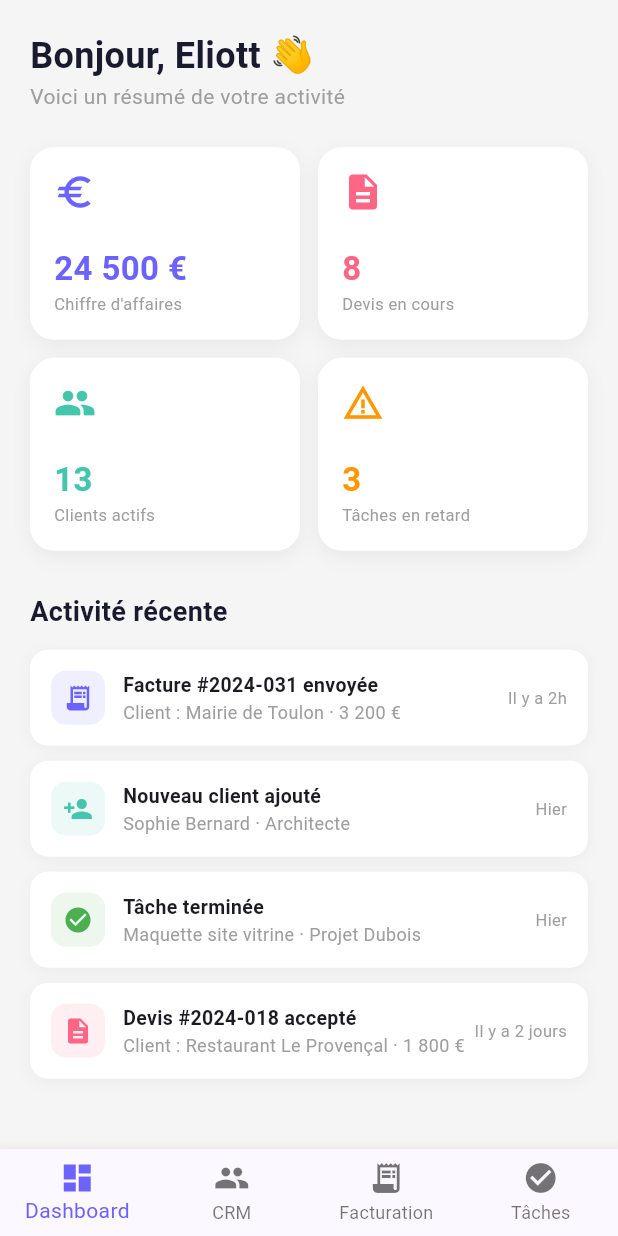
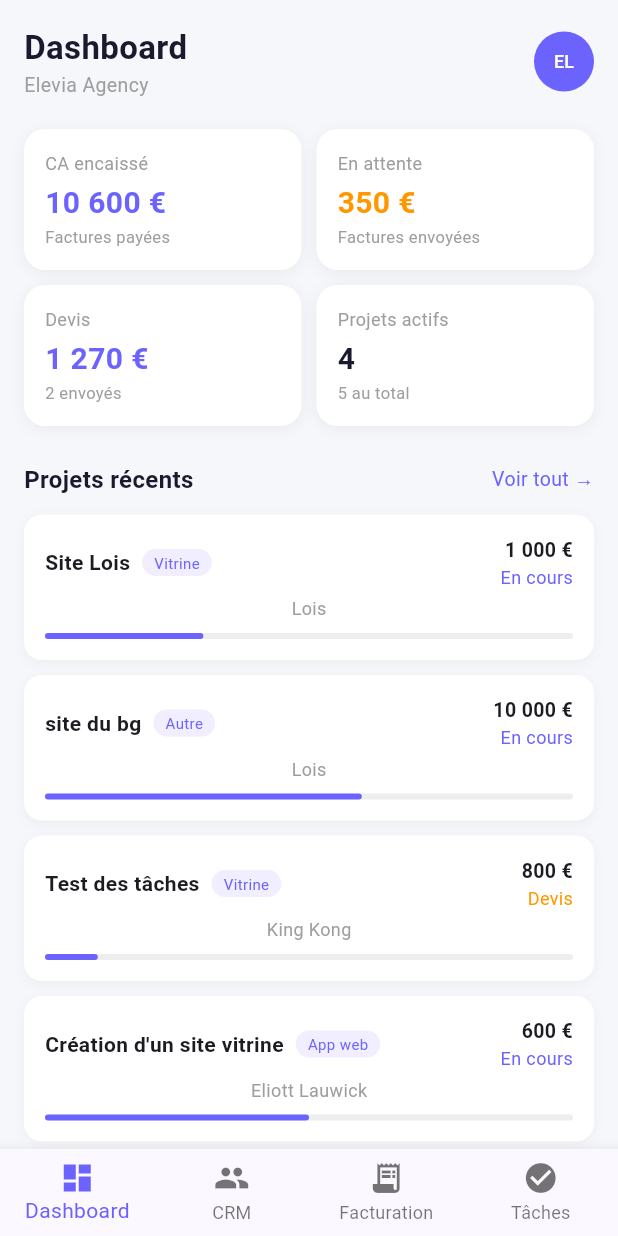
Before and after one commit to eliottlwk/App-Admin-Elevia-Mobile, a Flutter app: the screen it shows after launch, on a phone screen of 412 x 824 dp. Run offline on Flutter 3.47's test engine with Material 3 defaults, Android fonts, the phone set to English and light mode, and no system bars.

Commit message:
feat: dashboard calqué sur l'app web Elevia - KPI, projets récents, facturation

```diff
--- a/lib/screens/dashboard/dashboard_screen.dart
+++ b/lib/screens/dashboard/dashboard_screen.dart
@@ -6,103 +6,184 @@ class DashboardScreen extends StatelessWidget {
   @override
   Widget build(BuildContext context) {
     return Scaffold(
-      backgroundColor: const Color(0xFFF5F5F5),
+      backgroundColor: const Color(0xFFF5F7FA),
       body: SafeArea(
         child: SingleChildScrollView(
-          padding: const EdgeInsets.all(20),
+          padding: const EdgeInsets.all(16),
           child: Column(
             crossAxisAlignment: CrossAxisAlignment.start,
             children: [
               // Header
-              const Text(
-                'Bonjour, Eliott 👋',
+              Row(
+                mainAxisAlignment: MainAxisAlignment.spaceBetween,
+                children: [
+                  Column(
+                    crossAxisAlignment: CrossAxisAlignment.start,
+                    children: const [
+                      Text(
+                        'Dashboard',
                         style: TextStyle(
-                  fontSize: 24,
+                          fontSize: 22,
                           fontWeight: FontWeight.bold,
                           color: Color(0xFF1A1A2E),
                         ),
                       ),
-              const Text(
-                'Voici un résumé de votre activité',
-                style: TextStyle(color: Colors.grey),
+                      Text(
+                        'Elevia Agency',
+                        style: TextStyle(color: Colors.grey, fontSize: 13),
+                      ),
+                    ],
+                  ),
+                  const CircleAvatar(
+                    backgroundColor: Color(0xFF6C63FF),
+                    child: Text('EL', style: TextStyle(color: Colors.white, fontSize: 12)),
+                  ),
+                ],
+              ),
+              const SizedBox(height: 20),
+
+              // KPI Cards
+              Row(
+                children: const [
+                  Expanded(
+                    child: _KpiCard(
+                      title: 'CA encaissé',
+                      value: '10 600 €',
+                      subtitle: 'Factures payées',
+                      color: Color(0xFF6C63FF),
+                    ),
+                  ),
+                  SizedBox(width: 10),
+                  Expanded(
+                    child: _KpiCard(
+                      title: 'En attente',
+                      value: '350 €',
+                      subtitle: 'Factures envoyées',
+                      color: Color(0xFFFF9800),
+                    ),
+                  ),
+                ],
+              ),
+              const SizedBox(height: 10),
+              Row(
+                children: const [
+                  Expanded(
+                    child: _KpiCard(
+                      title: 'Devis',
+                      value: '1 270 €',
+                      subtitle: '2 envoyés',
+                      color: Color(0xFF6C63FF),
+                    ),
+                  ),
+                  SizedBox(width: 10),
+                  Expanded(
+                    child: _KpiCard(
+                      title: 'Projets actifs',
+                      value: '4',
+                      subtitle: '5 au total',
+                      color: Color(0xFF1A1A2E),
+                    ),
+                  ),
+                ],
               ),
               const SizedBox(height: 24),
 
-              // Cartes KPI
-              GridView.count(
-                crossAxisCount: 2,
-                shrinkWrap: true,
-                physics: const NeverScrollableScrollPhysics(),
-                crossAxisSpacing: 12,
-                mainAxisSpacing: 12,
-                childAspectRatio: 1.4,
+              // Projets récents
+              Row(
+                mainAxisAlignment: MainAxisAlignment.spaceBetween,
                 children: const [
-                  _KpiCard(
-                    title: 'Chiffre d\'affaires',
-                    value: '24 500 €',
-                    icon: Icons.euro,
-                    color: Color(0xFF6C63FF),
-                  ),
-                  _KpiCard(
-                    title: 'Devis en cours',
-                    value: '8',
-                    icon: Icons.description,
-                    color: Color(0xFFFF6584),
-                  ),
-                  _KpiCard(
-                    title: 'Clients actifs',
-                    value: '13',
-                    icon: Icons.people,
-                    color: Color(0xFF43C6AC),
-                  ),
-                  _KpiCard(
-                    title: 'Tâches en retard',
-                    value: '3',
-                    icon: Icons.warning_amber,
-                    color: Color(0xFFFF9800),
-                  ),
-                ],
-              ),
-
-              const SizedBox(height: 28),
-
-              // Activité récente
-              const Text(
-                'Activité récente',
+                  Text(
+                    'Projets récents',
                     style: TextStyle(
-                  fontSize: 18,
+                      fontSize: 16,
                       fontWeight: FontWeight.bold,
                       color: Color(0xFF1A1A2E),
                     ),
                   ),
+                  Text(
+                    'Voir tout →',
+                    style: TextStyle(color: Color(0xFF6C63FF), fontSize: 13),
+                  ),
+                ],
+              ),
               const SizedBox(height: 12),
-              const _ActivityItem(
-                icon: Icons.receipt_long,
-                color: Color(0xFF6C63FF),
-                title: 'Facture #2024-031 envoyée',
-                subtitle: 'Client : Mairie de Toulon · 3 200 €',
-                time: 'Il y a 2h',
+              const _ProjetItem(
+                nom: 'Site Lois',
+                client: 'Lois',
+                tag: 'Vitrine',
+                montant: '1 000 €',
+                statut: 'En cours',
+                statutColor: Color(0xFF6C63FF),
+                progress: 0.3,
               ),
-              const _ActivityItem(
-                icon: Icons.person_add,
-                color: Color(0xFF43C6AC),
-                title: 'Nouveau client ajouté',
-                subtitle: 'Sophie Bernard · Architecte',
-                time: 'Hier',
+              const _ProjetItem(
+                nom: 'site du bg',
+                client: 'Lois',
+                tag: 'Autre',
+                montant: '10 000 €',
+                statut: 'En cours',
+                statutColor: Color(0xFF6C63FF),
+                progress: 0.6,
               ),
-              const _ActivityItem(
-                icon: Icons.check_circle,
-                color: Color(0xFF4CAF50),
-                title: 'Tâche terminée',
-                subtitle: 'Maquette site vitrine · Projet Dubois',
-                time: 'Hier',
+              const _ProjetItem(
+                nom: 'Test des tâches',
+                client: 'King Kong',
+                tag: 'Vitrine',
+                montant: '800 €',
+                statut: 'Devis',
+                statutColor: Color(0xFFFF9800),
+                progress: 0.1,
               ),
-              const _ActivityItem(
-                icon: Icons.description,
-                color: Color(0xFFFF6584),
-                title: 'Devis #2024-018 accepté',
-                subtitle: 'Client : Restaurant Le Provençal · 1 800 €',
-                time: 'Il y a 2 jours',
+              const _ProjetItem(
+                nom: 'Création d\'un site vitrine',
+                client: 'Eliott Lauwick',
+                tag: 'App web',
+                montant: '600 €',
+                statut: 'En cours',
+                statutColor: Color(0xFF6C63FF),
+                progress: 0.5,
+              ),
+              const SizedBox(height: 24),
+
+              // Facturation récente
+              Row(
+                mainAxisAlignment: MainAxisAlignment.spaceBetween,
+                children: const [
+                  Text(
+                    'Facturation récente',
+                    style: TextStyle(
+                      fontSize: 16,
+                      fontWeight: FontWeight.bold,
+                      color: Color(0xFF1A1A2E),
+                    ),
+                  ),
+                  Text(
+                    'Voir →',
+                    style: TextStyle(color: Color(0xFF6C63FF), fontSize: 13),
+                  ),
+                ],
+              ),
+              const SizedBox(height: 12),
+              const _FactureItem(
+                client: 'Lois',
+                ref: 'FAC-202605-003',
+                montant: '10 000 €',
+                statut: 'Payé',
+                statutColor: Color(0xFF4CAF50),
+              ),
+              const _FactureItem(
+                client: 'Lois',
+                ref: 'DEV-202605-005',
+                montant: '10 000 €',
+                statut: 'Accepté',
+                statutColor: Color(0xFF6C63FF),
+              ),
+              const _FactureItem(
+                client: 'Test',
+                ref: 'FAC-202605-002',
+                montant: '350 €',
+                statut: 'Envoyé',
+                statutColor: Color(0xFFFF9800),
               ),
             ],
           ),
@@ -115,75 +196,65 @@ class DashboardScreen extends StatelessWidget {
 class _KpiCard extends StatelessWidget {
   final String title;
   final String value;
-  final IconData icon;
+  final String subtitle;
   final Color color;
 
   const _KpiCard({
     required this.title,
     required this.value,
-    required this.icon,
+    required this.subtitle,
     required this.color,
   });
 
   @override
   Widget build(BuildContext context) {
     return Container(
-      padding: const EdgeInsets.all(16),
+      padding: const EdgeInsets.all(14),
       decoration: BoxDecoration(
         color: Colors.white,
-        borderRadius: BorderRadius.circular(16),
+        borderRadius: BorderRadius.circular(14),
         boxShadow: [
           BoxShadow(
             color: Colors.black.withOpacity(0.05),
-            blurRadius: 10,
-            offset: const Offset(0, 4),
+            blurRadius: 8,
+            offset: const Offset(0, 2),
           ),
         ],
       ),
       child: Column(
         crossAxisAlignment: CrossAxisAlignment.start,
-        mainAxisAlignment: MainAxisAlignment.spaceBetween,
         children: [
-          Icon(icon, color: color, size: 28),
-          Column(
-            crossAxisAlignment: CrossAxisAlignment.start,
-            children: [
-              Text(
-                value,
+          Text(title,
+              style: const TextStyle(color: Colors.grey, fontSize: 12)),
+          const SizedBox(height: 4),
+          Text(value,
               style: TextStyle(
-                  fontSize: 22,
-                  fontWeight: FontWeight.bold,
-                  color: color,
-                ),
-              ),
-              Text(
-                title,
-                style: const TextStyle(
-                  fontSize: 11,
-                  color: Colors.grey,
-                ),
-              ),
-            ],
-          ),
+                  fontSize: 20, fontWeight: FontWeight.bold, color: color)),
+          Text(subtitle,
+              style: const TextStyle(color: Colors.grey, fontSize: 11)),
         ],
       ),
     );
   }
 }
 
-class _ActivityItem extends StatelessWidget {
-  final IconData icon;
-  final Color color;
-  final String title;
-  final String subtitle;
-  final String time;
+class _ProjetItem extends StatelessWidget {
+  final String nom;
+  final String client;
+  final String tag;
+  final String montant;
+  final String statut;
+  final Color statutColor;
+  final double progress;
 
-  const _ActivityItem({
-    required this.icon,
-    required this.color,
-    required this.title,
-    required this.subtitle,
-    required this.time,
+  const _ProjetItem({
+    required this.nom,
+    required this.client,
+    required this.tag,
+    required this.montant,
+    required this.statut,
+    required this.statutColor,
+    required this.progress,
   });
 
   @override
@@ -197,52 +268,120 @@ class _ActivityItem extends StatelessWidget {
         boxShadow: [
           BoxShadow(
             color: Colors.black.withOpacity(0.04),
-            blurRadius: 8,
+            blurRadius: 6,
             offset: const Offset(0, 2),
           ),
         ],
       ),
-      child: Row(
+      child: Column(
         children: [
+          Row(
+            mainAxisAlignment: MainAxisAlignment.spaceBetween,
+            children: [
+              Row(
+                children: [
+                  Text(nom,
+                      style: const TextStyle(
+                          fontWeight: FontWeight.w600, fontSize: 14)),
+                  const SizedBox(width: 8),
                   Container(
-            padding: const EdgeInsets.all(8),
+                    padding:
+                        const EdgeInsets.symmetric(horizontal: 8, vertical: 2),
                     decoration: BoxDecoration(
-              color: color.withOpacity(0.1),
-              borderRadius: BorderRadius.circular(10),
+                      color: const Color(0xFFF0EEFF),
+                      borderRadius: BorderRadius.circular(20),
                     ),
-            child: Icon(icon, color: color, size: 20),
-          ),
-          const SizedBox(width: 12),
-          Expanded(
-            child: Column(
-              crossAxisAlignment: CrossAxisAlignment.start,
-              children: [
-                Text(
-                  title,
+                    child: Text(tag,
                         style: const TextStyle(
-                    fontWeight: FontWeight.w600,
-                    fontSize: 13,
-                  ),
-                ),
-                Text(
-                  subtitle,
-                  style: const TextStyle(
-                    color: Colors.grey,
-                    fontSize: 12,
-                  ),
+                            fontSize: 10, color: Color(0xFF6C63FF))),
                   ),
                 ],
               ),
+              Column(
+                crossAxisAlignment: CrossAxisAlignment.end,
+                children: [
+                  Text(montant,
+                      style: const TextStyle(
+                          fontWeight: FontWeight.w600, fontSize: 13)),
+                  Text(statut,
+                      style: TextStyle(color: statutColor, fontSize: 12)),
+                ],
               ),
-          Text(
-            time,
-            style: const TextStyle(
-              color: Colors.grey,
-              fontSize: 11,
+            ],
           ),
+          const SizedBox(height: 4),
+          Text(client,
+              style: const TextStyle(color: Colors.grey, fontSize: 12)),
+          const SizedBox(height: 8),
+          LinearProgressIndicator(
+            value: progress,
+            backgroundColor: const Color(0xFFEEEEEE),
+            color: const Color(0xFF6C63FF),
+            borderRadius: BorderRadius.circular(4),
           ),
         ],
       ),
     );
   }
 }
+
+class _FactureItem extends StatelessWidget {
+  final String client;
+  final String ref;
+  final String montant;
+  final String statut;
+  final Color statutColor;
+
+  const _FactureItem({
+    required this.client,
+    required this.ref,
+    required this.montant,
+    required this.statut,
+    required this.statutColor,
+  });
+
+  @override
+  Widget build(BuildContext context) {
+    return Container(
+      margin: const EdgeInsets.only(bottom: 10),
+      padding: const EdgeInsets.all(14),
+      decoration: BoxDecoration(
+        color: Colors.white,
+        borderRadius: BorderRadius.circular(12),
+        boxShadow: [
+          BoxShadow(
+            color: Colors.black.withOpacity(0.04),
+            blurRadius: 6,
+            offset: const Offset(0, 2),
+          ),
+        ],
+      ),
+      child: Row(
+        mainAxisAlignment: MainAxisAlignment.spaceBetween,
+        children: [
+          Column(
+            crossAxisAlignment: CrossAxisAlignment.start,
+            children: [
+              Text(client,
+                  style: const TextStyle(
+                      fontWeight: FontWeight.w600, fontSize: 14)),
+              Text(ref,
+                  style:
+                      const TextStyle(color: Colors.grey, fontSize: 12)),
+            ],
+          ),
+          Column(
+            crossAxisAlignment: CrossAxisAlignment.end,
+            children: [
+              Text(montant,
+                  style: const TextStyle(
+                      fontWeight: FontWeight.w600, fontSize: 14)),
+              Text(statut,
+                  style: TextStyle(color: statutColor, fontSize: 12)),
+            ],
+          ),
+        ],
+      ),
+    );
+  }
+}
```
Lines whose indentation alone changed are shown as unchanged.
